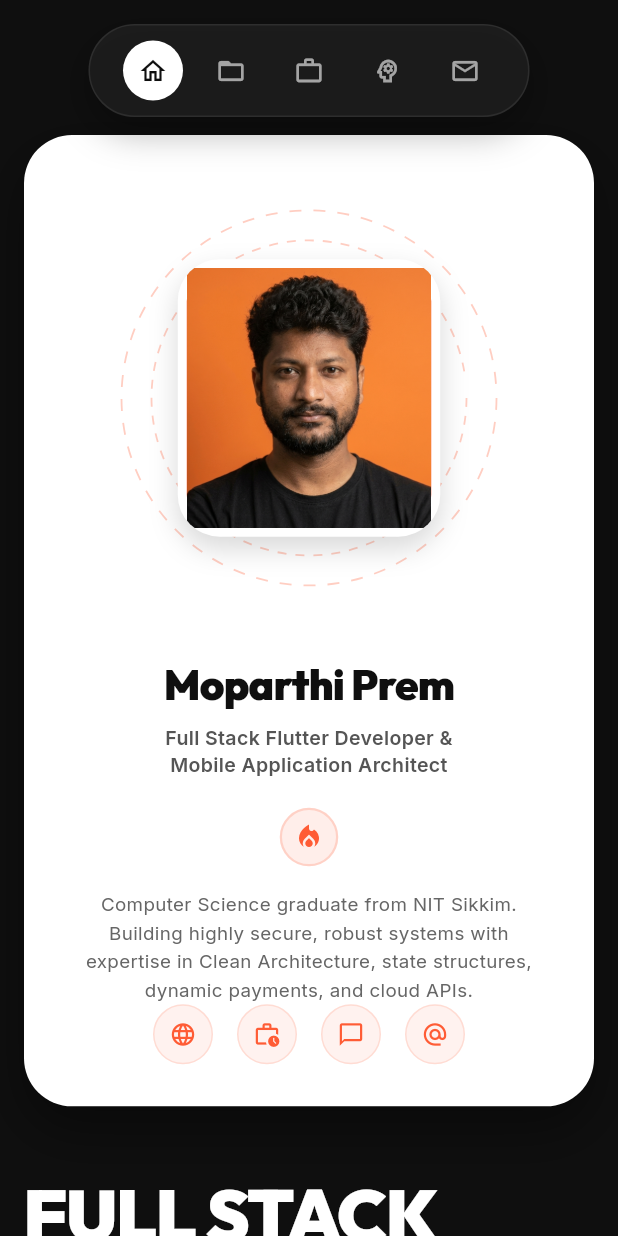
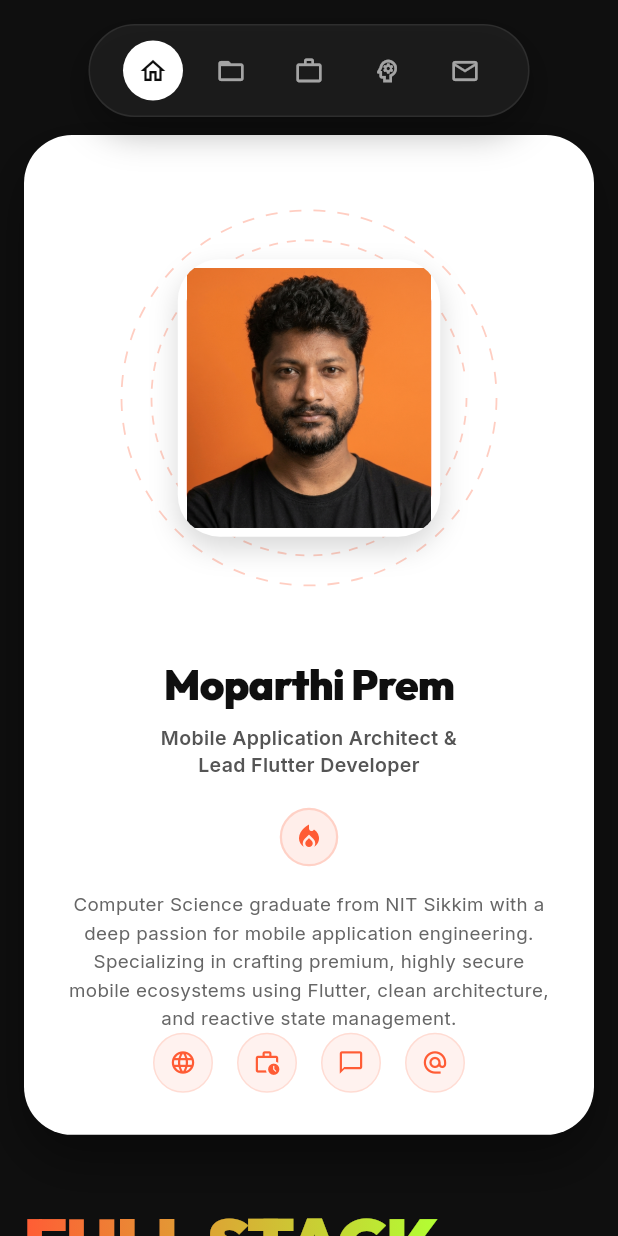
Before and after one commit to premmoparthi0829-hash/prem_portfolio, a Flutter app: the screen it shows after launch, on a phone screen of 412 x 824 dp. Run offline on Flutter 3.47's test engine with Material 3 defaults, Android fonts, the phone set to English and light mode, and no system bars; our stand-ins replace google_fonts, simple_icons; statements that could not run were skipped.

Commit message:
content added

```diff
--- a/lib/main.dart
+++ b/lib/main.dart
@@ -292,34 +292,35 @@ class _PortfolioScreenState extends State<PortfolioScreen> {
           direction: Axis.vertical,
           spacing: 0,
           children: [
-            Text(
+            GradientText(
               "FULL STACK",
+              gradient: const LinearGradient(
+                colors: [Color(0xFFFF5C35), Color(0xFFB2FF33)],
+              ),
               style: GoogleFonts.outfit(
                 fontSize: isDesktop ? 76 : 48,
                 fontWeight: FontWeight.w900,
                 height: 1.0,
                 letterSpacing: -1,
-                color: Colors.white,
-              ),
-            ),
-            Text(
-              "FLUTTER DEV",
+              ),
+            ),
+            GradientText(
+              "FLUTTER DEVELOPER",
+              gradient: LinearGradient(
+                colors: [Colors.white, Colors.white.withOpacity(0.4)],
+              ),
               style: GoogleFonts.outfit(
                 fontSize: isDesktop ? 76 : 48,
                 fontWeight: FontWeight.w900,
                 height: 1.1,
                 letterSpacing: -1,
-                foreground: Paint()
-                  ..style = PaintingStyle.stroke
-                  ..strokeWidth = 2
-                  ..color = Colors.white.withOpacity(0.15),
               ),
             ),
           ],
         ),
         const SizedBox(height: 24),
         Text(
-          "Passionate about creating intuitive, high-performance, and gorgeous user experiences. Specializing in transforming ideas into beautifully crafted, clean mobile and backend ecosystems.",
+          "Crafting high-performance, premium cross-platform mobile apps is my true passion. I specialize in building state-of-the-art mobile architectures and elegant, interactive user experiences with clean code that scales. Let's build something extraordinary together.",
           style: TextStyle(
             fontSize: isDesktop ? 18 : 16,
             color: const Color(0xFF9F9F9F),
@@ -418,9 +419,9 @@ class _PortfolioScreenState extends State<PortfolioScreen> {
         ProjectCard(
           year: "2025-2026",
           title: "Seven Pay Services",
-          subtitle: "Fintech Flutter Application & Admin Dashboard",
+          subtitle: "Enterprise Fintech Mobile App & Dashboard",
           description:
-              "Built and deployed a production-ready Flutter application integrated with Firebase Authentication, Firestore, and Cloud Functions. Designed real-time service management, secure payment workflows (Razorpay integration), and comprehensive admin controls with optimized data operations.",
+              "Engineered and shipped a production-ready fintech ecosystem. Architected secure transactional layers, integrated multi-channel payment gateways, and built real-time synchronizations with Firebase. Implemented strict state management patterns (Bloc) and clean security boundaries.",
           techTags: const [
             "Flutter",
             "Dart",
@@ -435,9 +436,9 @@ class _PortfolioScreenState extends State<PortfolioScreen> {
         ProjectCard(
           year: "2025-2026",
           title: "Ride 4 you",
-          subtitle: "Real-time Location-Based Ride Booking Platform",
+          subtitle: "Real-time Ride-Hailing Mobile Platform",
           description:
-              "Built a location-based ride booking platform with real-time GPS tracking, dynamic pricing models, and instant driver allocation algorithms. Integrated Firebase Authentication, Firestore, and Cloud Functions for secure ride lifecycle management and seamless payment checkouts.",
+              "Developed a location-aware, reactive mobile booking app with background GPS tracking, dynamic pricing calculators, and efficient driver routing algorithms. Optimized location fetch intervals to conserve battery while maintaining high tracking accuracy.",
           techTags: const [
             "Flutter & Dart",
             "Google Maps API",
@@ -446,6 +447,90 @@ class _PortfolioScreenState extends State<PortfolioScreen> {
             "Cloud Functions",
           ],
           icon: Icons.local_taxi,
+        ),
+        const SizedBox(height: 24),
+        ProjectCard(
+          year: "2025-2026",
+          title: "Alham Mutton",
+          subtitle: "Premium Meat & Fresh E-Commerce App (Licious-style)",
+          description:
+              "Engineered a premium, fast delivery mobile app for fresh meat ordering. Implemented smart item categorization, localized search algorithms, real-time order tracking, and dynamic checkout layers. Integrated reactive local caching to ensure zero latency during high-traffic order peaks.",
+          techTags: const [
+            "Flutter",
+            "Dart",
+            "Firebase Auth",
+            "Firestore",
+            "Push Notifications",
+            "Razorpay",
+          ],
+          icon: Icons.shopping_bag_outlined,
+        ),
+        const SizedBox(height: 24),
+        ProjectCard(
+          year: "2025-2026",
+          title: "Rythu Rice",
+          subtitle: "Multi-App Rice Booking & Supply Chain Ecosystem",
+          description:
+              "Architected and engineered a comprehensive 4-app rice distribution platform containing dedicated apps for Users (ordering), Vendors (inventory & store management), Riders (delivery routing), and an Admin Dashboard (metrics & control). Designed robust real-time order matching and secure transaction layers.",
+          techTags: const [
+            "Flutter",
+            "Dart",
+            "Firebase Auth",
+            "Firestore",
+            "Google Maps API",
+            "Push Notifications",
+          ],
+          icon: Icons.agriculture_outlined,
+        ),
+        const SizedBox(height: 24),
+        ProjectCard(
+          year: "2025-2026",
+          title: "Meatoon",
+          subtitle: "Live Online Meat & Poultry Delivery App",
+          description:
+              "Designed and shipped a production-ready, live online meat delivery app. Engineered instant order processing, dynamic weight/price calculations, cold-chain delivery monitoring, and automated SMS alert pipelines.",
+          techTags: const [
+            "Flutter",
+            "Dart",
+            "Firebase Auth",
+            "Firestore",
+            "Razorpay",
+            "Push Notifications",
+          ],
+          icon: Icons.restaurant_menu_outlined,
+        ),
+        const SizedBox(height: 24),
+        ProjectCard(
+          year: "2025-2026",
+          title: "Fresh & Fresh",
+          subtitle: "Vibrant Local Grocery Delivery Platform",
+          description:
+              "Developed a comprehensive grocery e-commerce app featuring smart product cataloging, localized search filters, dynamic discount managers, and integration with local logistics systems for rapid order fulfilment.",
+          techTags: const [
+            "Flutter",
+            "Dart",
+            "Firebase Auth",
+            "Firestore",
+            "Google Maps API",
+          ],
+          icon: Icons.local_grocery_store_outlined,
+        ),
+        const SizedBox(height: 24),
+        ProjectCard(
+          year: "2025-2026",
+          title: "Church App",
+          subtitle: "Community Engagement & Livestream Mobile App",
+          description:
+              "Created a dedicated mobile platform for community interaction, event registrations, secure donations, and audio/video livestream integration. Boosted community participation by introducing instant notifications for live updates.",
+          techTags: const [
+            "Flutter",
+            "Dart",
+            "Firebase Auth",
+            "Firestore",
+            "Push Notifications",
+            "Razorpay",
+          ],
+          icon: Icons.church_outlined,
         ),
       ],
     );
@@ -488,18 +573,18 @@ class _PortfolioScreenState extends State<PortfolioScreen> {
           duration: "2026-Present",
           company: "All Hands Global Pvt. Ltd.",
           location: "HYDERABAD · India",
-          role: "Flutter Developer",
+          role: "Mobile Application Architect & Flutter Developer",
           description:
-              "Working as a Flutter Developer, responsible for designing and developing cross-platform mobile applications (Android & iOS) and Web Admin Panels. Implementing scalable app architectures, secure authentication protocols, dynamic content synchronization, and seamless integration with third-party modules and APIs.",
+              "Lead the architecture and delivery of premium cross-platform mobile apps for iOS and Android. Spearheaded migrations to clean architecture, reducing codebase complexity and boosting feature delivery velocity. Integrated secure biometric auth, local caching (Hive/Isar), and optimized push notification delivery paths.",
         ),
         const SizedBox(height: 24),
         TimelineExperienceCard(
           duration: "2024-2025",
           company: "Space Age Infotech",
           location: "BENGALURU · India",
-          role: "Web Developer",
+          role: "Software Development Engineer (Web & APIs)",
           description:
-              "Worked as a Web Developer, developing responsive websites and interactive web applications. Successfully implemented REST API integrations, optimized client-side performance, and ensured highly secure, robust, and scalable solutions for dynamic service websites.",
+              "Developed performant, responsive web apps and robust REST APIs. Optimized API response times by implementing Redis caching and database indexing. Constructed smooth, interactive frontend dashboards using React, establishing solid fundamentals in UI state management and client-server synchronization.",
         ),
       ],
     );
@@ -1002,7 +1087,7 @@ class LeftProfileCard extends StatelessWidget {
           ),
           const SizedBox(height: 6),
           Text(
-            "Full Stack Flutter Developer &\nMobile Application Architect",
+            "Mobile Application Architect &\nLead Flutter Developer",
             textAlign: TextAlign.center,
             style: TextStyle(
               color: const Color(0xFF555555),
@@ -1036,7 +1121,7 @@ class LeftProfileCard extends StatelessWidget {
 
           // Short bio
           const Text(
-            "Computer Science graduate from NIT Sikkim. Building highly secure, robust systems with expertise in Clean Architecture, state structures, dynamic payments, and cloud APIs.",
+            "Computer Science graduate from NIT Sikkim with a deep passion for mobile application engineering. Specializing in crafting premium, highly secure mobile ecosystems using Flutter, clean architecture, and reactive state management.",
             textAlign: TextAlign.center,
             style: TextStyle(
               color: Color(0xFF666666),
@@ -1816,3 +1901,29 @@ class TechIconHelper {
     return icons;
   }
 }
+
+// --- Gradient Text Widget ---
+
+class GradientText extends StatelessWidget {
+  const GradientText(
+    this.text, {
+    super.key,
+    required this.gradient,
+    this.style,
+  });
+
+  final String text;
+  final TextStyle? style;
+  final Gradient gradient;
+
+  @override
+  Widget build(BuildContext context) {
+    return ShaderMask(
+      blendMode: BlendMode.srcIn,
+      shaderCallback: (bounds) => gradient.createShader(
+        Rect.fromLTWH(0, 0, bounds.width, bounds.height),
+      ),
+      child: Text(text, style: style),
+    );
+  }
+}
```
